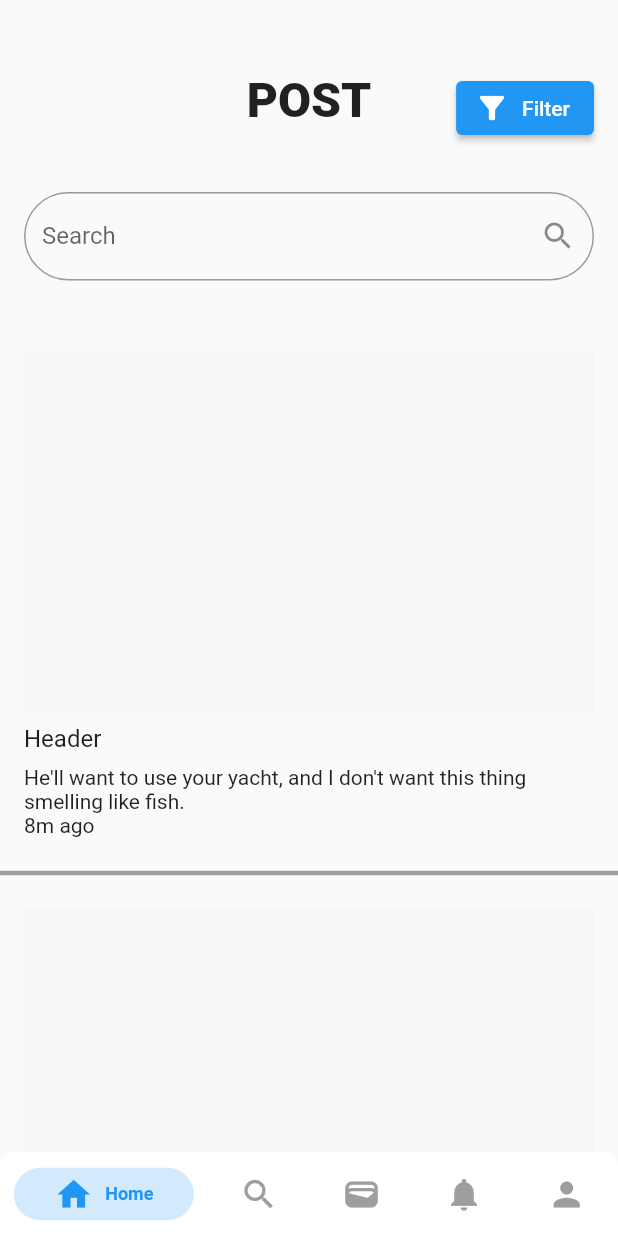
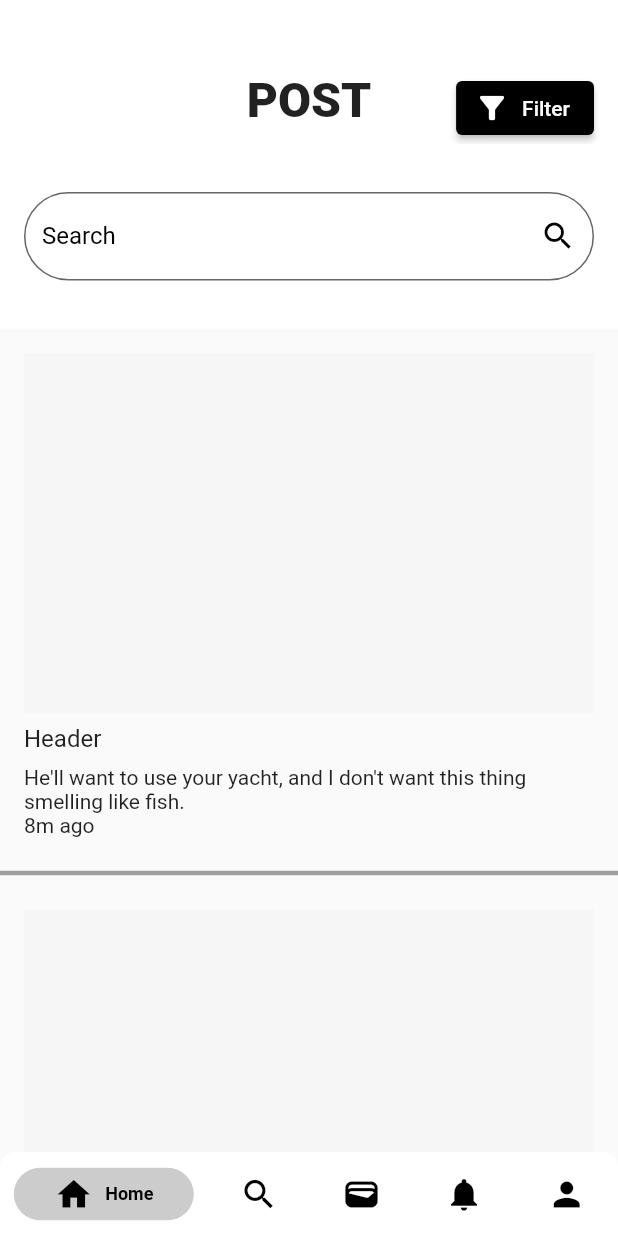
Before and after one commit to TalJa1/SWD_GIGJOB_mobile, a Flutter app: the screen it shows after launch, on a phone screen of 412 x 824 dp. Run offline on Flutter 3.47's test engine with Material 2 defaults, Android fonts, the phone set to English and light mode, and no system bars; drawn by our look-alikes of persistent_bottom_nav_bar; our stand-ins replace dio, dropdown_button2, firebase_auth, firebase_core, firebase_messaging, flutter_local_notifications and 4 more; missing offline and left inert: animated_button_bar, dart:ffi, filter_list; accounts and stored records are empty.

Commit message:
feat: change home page color

```diff
--- a/lib/view/nav_screen.dart
+++ b/lib/view/nav_screen.dart
@@ -43,9 +43,9 @@ class _RootScreen extends State<RootScreen> {
       return [
         PostList(),
         PostListDetail(),
-        WalletPage(),
+        const WalletPage(),
         PostList(),
-        UserProfile()
+        const UserProfile()
       ];
     }
 
@@ -53,15 +53,14 @@ class _RootScreen extends State<RootScreen> {
           PersistentBottomNavBarItem(
               icon: const Icon(Icons.home),
               title: "Home",
-              activeColorPrimary: Colors.blue,
-              inactiveColorPrimary: Colors.grey,
-              inactiveColorSecondary: Colors.purple),
+              activeColorPrimary: Colors.black,
+              inactiveColorPrimary: Colors.black),
 
           PersistentBottomNavBarItem(
             icon: const Icon(Icons.search),
             title: "Search",
-            activeColorPrimary: Colors.green,
-            inactiveColorPrimary: Colors.grey,
+            activeColorPrimary: Colors.black,
+            inactiveColorPrimary: Colors.black,
             // routeAndNavigatorSettings: RouteAndNavigatorSettings(
             //   initialRoute: "/",
             //   routes: {
@@ -73,8 +72,8 @@ class _RootScreen extends State<RootScreen> {
           PersistentBottomNavBarItem(
             icon: const Icon(Icons.wallet),
             title: "Wallet",
-            activeColorPrimary: Colors.deepOrange,
-            inactiveColorPrimary: Colors.grey,
+            activeColorPrimary: Colors.black,
+            inactiveColorPrimary: Colors.black,
             // routeAndNavigatorSettings: RouteAndNavigatorSettings(
             //   initialRoute: "/",
             //   routes: {
@@ -86,8 +85,8 @@ class _RootScreen extends State<RootScreen> {
           PersistentBottomNavBarItem(
             icon: const Icon(Icons.notifications),
             title: "Notification",
-            activeColorPrimary: Colors.teal,
-            inactiveColorPrimary: Colors.grey,
+            activeColorPrimary: Colors.black,
+            inactiveColorPrimary: Colors.black,
             // routeAndNavigatorSettings: RouteAndNavigatorSettings(
             //   initialRoute: "/",
             //   routes: {
@@ -99,8 +98,8 @@ class _RootScreen extends State<RootScreen> {
           PersistentBottomNavBarItem(
             icon: const Icon(Icons.person),
             title: "Profile",
-            activeColorPrimary: Colors.indigo,
-            inactiveColorPrimary: Colors.grey,
+            activeColorPrimary: Colors.black,
+            inactiveColorPrimary: Colors.black,
             // routeAndNavigatorSettings: RouteAndNavigatorSettings(
             //   initialRoute: "/",
             //   routes: {
@@ -125,17 +124,18 @@ class _RootScreen extends State<RootScreen> {
       hideNavigationBarWhenKeyboardShows:
           true, // Recommended to set 'resizeToAvoidBottomInset' as true while using this argument. Default is true.
       decoration: NavBarDecoration(
+
         borderRadius: BorderRadius.circular(10.0),
         colorBehindNavBar: Colors.white,
       ),
       popAllScreensOnTapOfSelectedTab: true,
       popActionScreens: PopActionScreensType.all,
-      itemAnimationProperties: ItemAnimationProperties(
+      itemAnimationProperties: const ItemAnimationProperties(
         // Navigation Bar's items animation properties.
         duration: Duration(milliseconds: 200),
         curve: Curves.ease,
       ),
-      screenTransitionAnimation: ScreenTransitionAnimation(
+      screenTransitionAnimation: const ScreenTransitionAnimation(
         // Screen transition animation on change of selected tab.
         animateTabTransition: true,
         curve: Curves.ease,
--- a/lib/view/post_list.dart
+++ b/lib/view/post_list.dart
@@ -23,13 +23,11 @@ class _PostListState extends State<PostList> {
   Widget build(BuildContext context) {
     return Scaffold(
       body: SafeArea(
-        child: Padding(
-          padding: const EdgeInsets.fromLTRB(0, 48, 0, 0),
-          child: Container(
         child: Column(
           children: [
-                Padding(
-                  padding: const EdgeInsets.fromLTRB(16, 0, 16, 0),
+            Container(
+              color: Colors.white,
+              padding: const EdgeInsets.fromLTRB(16, 48, 16, 0),
               child: Stack(
                 children: [
                   const Align(
@@ -45,6 +43,9 @@ class _PostListState extends State<PostList> {
                   Align(
                       alignment: Alignment.topRight,
                       child: ElevatedButton.icon(
+                        style: ElevatedButton.styleFrom(
+                            foregroundColor: Colors.white,
+                            backgroundColor: Colors.black),
                         onPressed: () {
                           showDialog<String>(
                               context: context,
@@ -57,20 +58,28 @@ class _PostListState extends State<PostList> {
                 ],
               ),
             ),
-                const SizedBox(
-                  height: 32,
+            Container(
+              color: Colors.white,
+              padding: const EdgeInsets.fromLTRB(16, 32, 16, 32),
+              child: TextField(
+                decoration: InputDecoration(
+                  focusedBorder: OutlineInputBorder(
+                    borderRadius: BorderRadius.circular(20.0),
+                    borderSide: const BorderSide(color: Colors.black),
                   ),
-                Padding(
-                  padding: const EdgeInsets.fromLTRB(16, 0, 16, 0),
-                  child: TextField(
-                    decoration: const InputDecoration(
+                  filled: true,
+                  fillColor: Colors.white,
                   labelText: 'Search',
-                      border: OutlineInputBorder(
+                  labelStyle: const TextStyle(color: Colors.black),
+                  border: const OutlineInputBorder(
                     borderRadius: BorderRadius.all(
                       Radius.circular(32.0),
                     ),
                   ),
-                      suffixIcon: Icon(Icons.search),
+                  suffixIcon: const Icon(
+                    Icons.search,
+                    color: Colors.black,
+                  ),
                 ),
                 textInputAction: TextInputAction.search,
                 style: const TextStyle(fontSize: 16),
@@ -78,9 +87,6 @@ class _PostListState extends State<PostList> {
                   // Perform the search action
                 },
               ),
-                ),
-                const SizedBox(
-                  height: 32,
             ),
             Expanded(
               child: SingleChildScrollView(
@@ -90,8 +96,6 @@ class _PostListState extends State<PostList> {
               ),
             )
           ],
-            ),
-          ),
         ),
       ),
       // bottomNavigationBar: StatefulBuilder(
```
Lines whose indentation alone changed are shown as unchanged.
